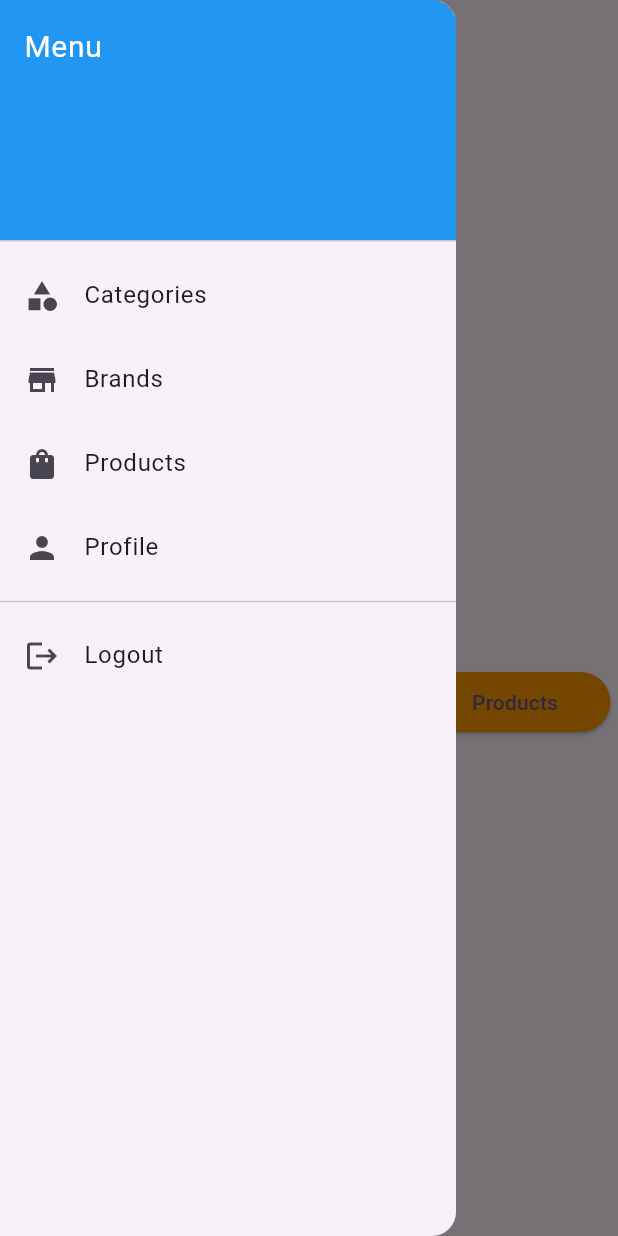
After one commit to mranandrm/woocommerce, a Flutter app: the HomePage screen opened directly, with the side drawer open, on a phone screen of 412 x 824 dp. The commit adds this screen. Run offline on Flutter 3.47's test engine with Material 3 defaults, Android fonts, the phone set to English and light mode, and no system bars; our stand-ins replace dio, shared_preferences; accounts and stored records are empty.

Commit message:
Product Detail Screen , Customer Drawer

```diff
--- a/lib/main.dart
+++ b/lib/main.dart
@@ -1,8 +1,8 @@
 import 'package:flutter/material.dart';
 import 'package:woocommerce/screens/HomeScreen.dart';
-import 'package:woocommerce/screens/LoginScreen.dart';
+import 'package:woocommerce/screens/auth/LoginScreen.dart';
 import 'package:woocommerce/screens/ProductScreen.dart';
-import 'package:woocommerce/screens/RegisterScreen.dart';
+import 'package:woocommerce/screens/auth/RegisterScreen.dart';
 
 void main() {
   runApp(const MyApp());
--- /dev/null
+++ b/lib/screens/HomePage.dart
@@ -0,0 +1,58 @@
+import 'package:flutter/material.dart';
+import 'package:shared_preferences/shared_preferences.dart';
+import 'package:woocommerce/screens/HomeScreen.dart';
+import 'package:woocommerce/widgets/CustomDrawer.dart';
+
+import 'BrandScreen.dart';
+import 'CategoryScreen.dart';
+import 'ProductScreen.dart';
+import 'auth/LoginScreen.dart';
+import 'auth/ProfileScreen.dart';
+
+class HomePage extends StatefulWidget {
+  const HomePage({super.key});
+
+  @override
+  State<HomePage> createState() => _HomePageState();
+}
+
+class _HomePageState extends State<HomePage> {
+
+
+  int _selectedIndex = 0;
+
+  final List<Widget> _pages = [
+    const HomeScreen(),
+    const CategoryScreen(title: 'Category',),
+    const BrandScreen(title: 'Brand',),
+    const ProductScreen(),
+    const ProfileScreen(customer: {},),
+  ];
+
+  void _onDrawerItemSelected(int index) async {
+    if (index == 4) {
+      // Logout selected
+      final prefs = await SharedPreferences.getInstance();
+      await prefs.clear();
+
+      if (mounted) {
+        Navigator.pushReplacement(
+          context,
+          MaterialPageRoute(builder: (_) => const LoginScreen()),
+        );
+      }
+      return;
+    }
+
+    setState(() => _selectedIndex = index);
+  }
+
+  @override
+  Widget build(BuildContext context) {
+    return Scaffold(
+      appBar: AppBar(title: const Text("WooCommerce App")),
+      drawer: CustomDrawer(onItemSelected: _onDrawerItemSelected),
+      body: _pages[_selectedIndex],
+    );
+  }
+}
--- a/lib/screens/HomeScreen.dart
+++ b/lib/screens/HomeScreen.dart
@@ -11,6 +11,7 @@ class HomeScreen extends StatefulWidget {
 }
 
 class _HomeScreenState extends State<HomeScreen> {
+
   @override
   Widget build(BuildContext context) {
     return Scaffold(
--- /dev/null
+++ b/lib/widgets/CustomDrawer.dart
@@ -0,0 +1,67 @@
+import 'package:flutter/material.dart';
+
+class CustomDrawer extends StatelessWidget {
+
+  final Function(int) onItemSelected;
+
+  const CustomDrawer({super.key, required this.onItemSelected});
+
+@override
+Widget build(BuildContext context) {
+  return Drawer(
+    child: ListView(
+      padding: EdgeInsets.zero,
+      children: [
+        const DrawerHeader(
+          decoration: BoxDecoration(color: Colors.blue),
+          child: Text(
+            "Menu",
+            style: TextStyle(color: Colors.white, fontSize: 20),
+          ),
+        ),
+        ListTile(
+          leading: const Icon(Icons.category),
+          title: const Text("Categories"),
+          onTap: () {
+            onItemSelected(0);
+            Navigator.pop(context);
+          },
+        ),
+        ListTile(
+          leading: const Icon(Icons.store),
+          title: const Text("Brands"),
+          onTap: () {
+            onItemSelected(1);
+            Navigator.pop(context);
+          },
+        ),
+        ListTile(
+          leading: const Icon(Icons.shopping_bag),
+          title: const Text("Products"),
+          onTap: () {
+            onItemSelected(2);
+            Navigator.pop(context);
+          },
+        ),
+        ListTile(
+          leading: const Icon(Icons.person),
+          title: const Text("Profile"),
+          onTap: () {
+            onItemSelected(3);
+            Navigator.pop(context);
+          },
+        ),
+        const Divider(),
+        ListTile(
+          leading: const Icon(Icons.logout),
+          title: const Text("Logout"),
+          onTap: () {
+            onItemSelected(4);
+            Navigator.pop(context);
+          },
+        ),
+      ],
+    ),
+  );
+}
+}
--- a/pubspec.yaml
+++ b/pubspec.yaml
@@ -37,6 +37,7 @@ dependencies:
   http: ^1.2.0
   convert: ^3.1.1
   dio: ^5.9.0
+  shared_preferences: ^2.5.3
 
 dev_dependencies:
   flutter_test:
```
Also changed, not shown: lib/screens/ProductDetailScreen.dart (added, +104 -0 lines), lib/screens/ProductScreen.dart (+20 -2 lines), lib/screens/auth/LoginScreen.dart (renamed from lib/screens/LoginScreen.dart, +43 -3 lines), lib/screens/auth/ProfileScreen.dart (added, +33 -0 lines), lib/services/woocommerce_service.dart (+34 -0 lines), lib/screens/auth/RegisterScreen.dart (renamed from lib/screens/RegisterScreen.dart), pubspec.lock.
